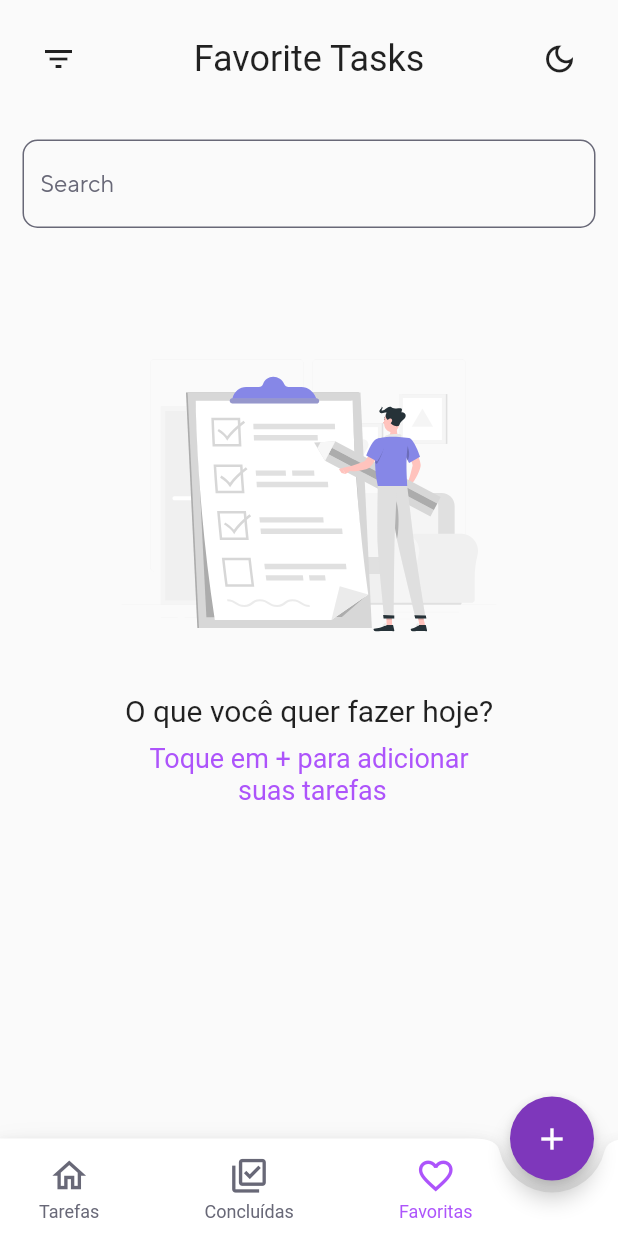
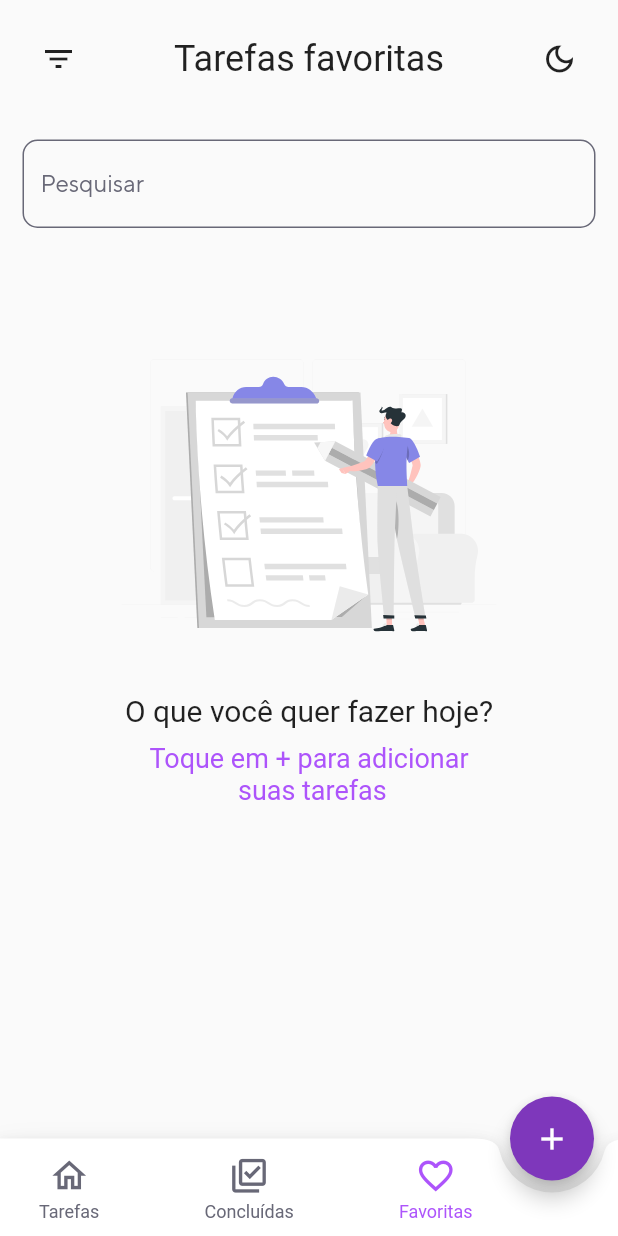
Before and after one commit to kaiolabs/todo_list, a Flutter app: the screen it shows after launch, swiped to page 3, on a phone screen of 412 x 824 dp. Run offline on Flutter 3.47's test engine with Material 2 defaults, Android fonts, the phone set to English and light mode, and no system bars; our stand-ins replace flutter_markdown, flutter_modular, flutter_svg, sqflite; accounts and stored records are empty; Roboto replaces fonts that are missing (TTNorms_Light).

Commit message:
Refatorando o favorite_view

```diff
--- a/lib/src/modules/base/views/favorite_view.dart
+++ b/lib/src/modules/base/views/favorite_view.dart
@@ -23,20 +23,14 @@ class FavoriteView extends StatefulWidget {
 }
 
 class _FavoriteViewState extends State<FavoriteView> {
-  @override
-  void initState() {
-    super.initState();
-    DB.getTaskFavorite().then((value) {
-      widget.controller.tasksFavorite.value = value;
-    });
-  }
+
 
   @override
   Widget build(BuildContext context) {
     return Column(
       children: [
         TopBar(
-          title: 'Favorite Tasks',
+          title: 'Tarefas favoritas',
           filterPressed: () {
             filter(
               context: context,
@@ -58,7 +52,7 @@ class _FavoriteViewState extends State<FavoriteView> {
             children: [
               InputField(
                 controller: widget.controller.controllerSearcHome,
-                label: 'Search',
+                label: 'Pesquisar',
                 onChanged: (value) {
                   widget.controller.searchTaskAll();
                 },
@@ -83,6 +77,10 @@ class _FavoriteViewState extends State<FavoriteView> {
                               category: widget.controller.tasksFavorite.value[index].category,
                               status: widget.controller.tasksFavorite.value[index].status,
                               baseController: widget.controller,
+                              isFavorited: ValueNotifier<bool>(widget.controller.tasksFavorite.value[index].favorite),
+                              onTapFavorited: () async {
+                                widget.controller.tasksFavorite.value = await DB.getTaskFavorite();
+                              },
                               onTap: () async {
                                 await Modular.to.push(
                                   MaterialPageRoute(
```
